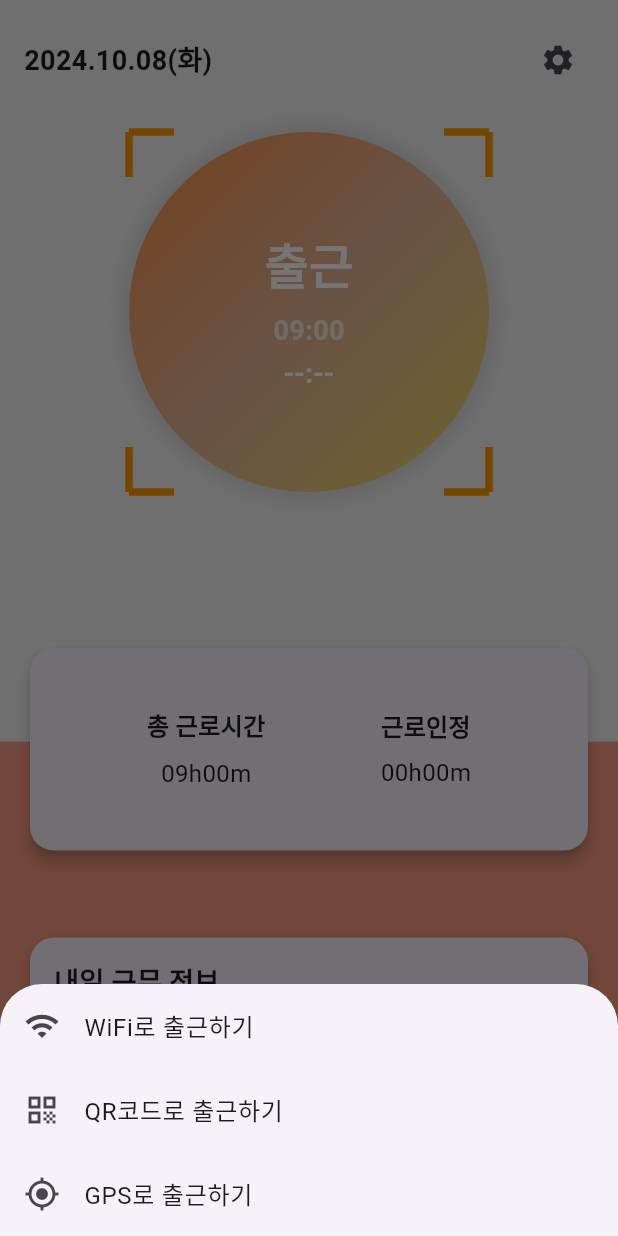
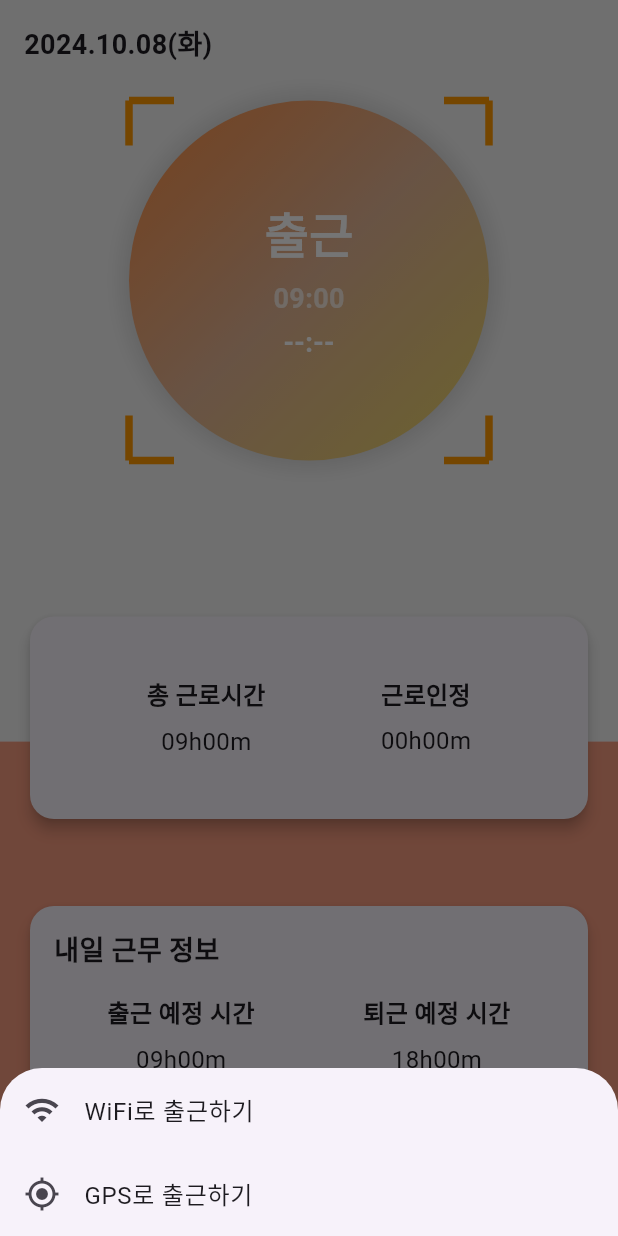
Before and after one commit to junstory/24-2FullstackServiceProgramming, a Flutter app: the HomeScreen screen opened directly, after a tap on "출근", on a phone screen of 412 x 824 dp. Run offline on Flutter 3.47's test engine with Material 3 defaults, Android fonts, the phone set to English and light mode, and no system bars; our stand-ins replace dio, flutter_dotenv, geolocator, shared_preferences, table_calendar; missing offline and left inert: network_info_plus; accounts and stored records are empty; network calls fail.

Commit message:
Update. 권한 오류로 기능 수정

```diff
--- a/client/lib/screens/home_screen.dart
+++ b/client/lib/screens/home_screen.dart
@@ -61,12 +61,7 @@ class _HomeScreenState  extends State<HomeScreen> {
                         '2024.10.08(화)',
                         style: TextStyle(fontSize: 18, fontWeight: FontWeight.bold),
                       ),
-                      IconButton(
-                        icon: Icon(Icons.settings),
-                        onPressed: () {
-                          // 설정 이동
-                        },
-                      ),
+
                     ],
                   ),
                   SizedBox(height: 24),
@@ -234,18 +229,18 @@ class _HomeScreenState  extends State<HomeScreen> {
                 print("WiFi로 출근하기 클릭");
               },
             ),
-            ListTile(
-              leading: Icon(Icons.qr_code),
-              title: Text('QR코드로 출근하기'),
-              onTap: () {
-            //     Navigator.push(
-            //   context,
-            //   MaterialPageRoute(builder: (context) => QrClockInScreen()),
-            // );
-                Navigator.pop(context);
-                print("QR코드로 출근하기 클릭");
-              },
-            ),
+            // ListTile(
+            //   leading: Icon(Icons.qr_code),
+            //   title: Text('QR코드로 출근하기'),
+            //   onTap: () {
+            // //     Navigator.push(
+            // //   context,
+            // //   MaterialPageRoute(builder: (context) => QrClockInScreen()),
+            // // );
+            //     Navigator.pop(context);
+            //     print("QR코드로 출근하기 클릭");
+            //   },
+            // ),
             ListTile(
               leading: Icon(Icons.gps_fixed),
               title: Text('GPS로 출근하기'),
--- a/client/lib/screens/profile_screen.dart
+++ b/client/lib/screens/profile_screen.dart
@@ -92,13 +92,13 @@ class ProfileScreen extends StatelessWidget {
                 _buildListTile(
                   context,
                   icon: Icons.help,
-                  title: "고객센터",
+                  title: "오픈소스",
                   onTap: () {
                     Navigator.push(
                       context,
                       MaterialPageRoute(
                           builder: (context) =>
-                              PlaceholderScreen(title: "고객센터")),
+                              PlaceholderScreen(title: "오픈소스")),
                     );
                   },
                 ),
```
